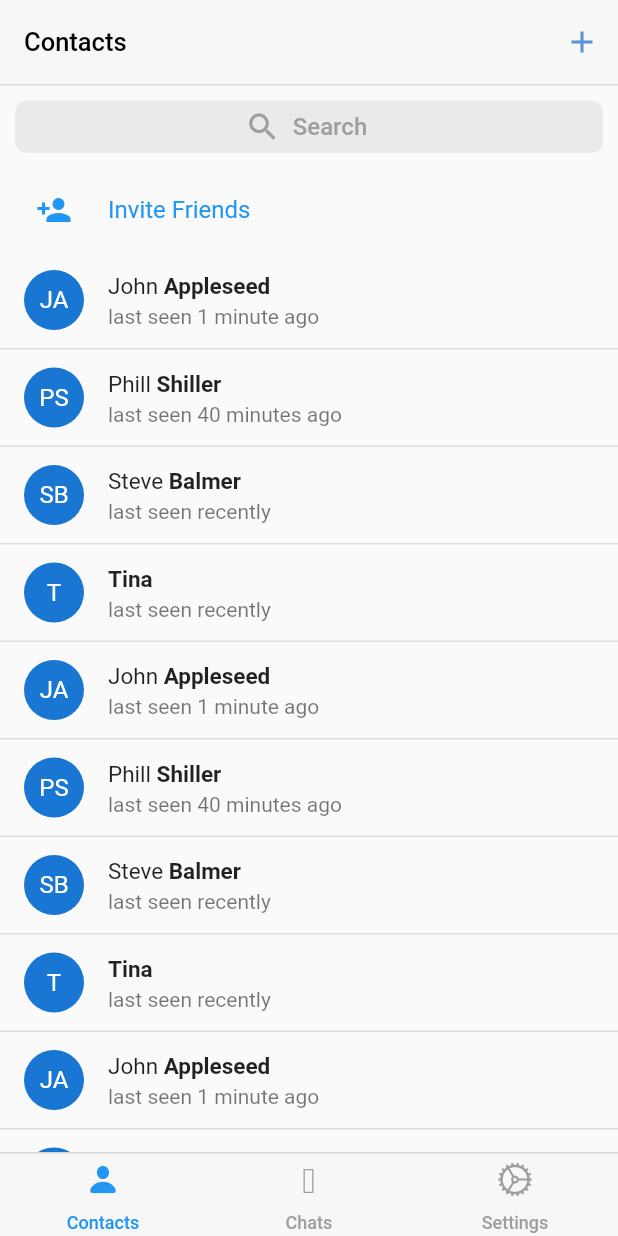
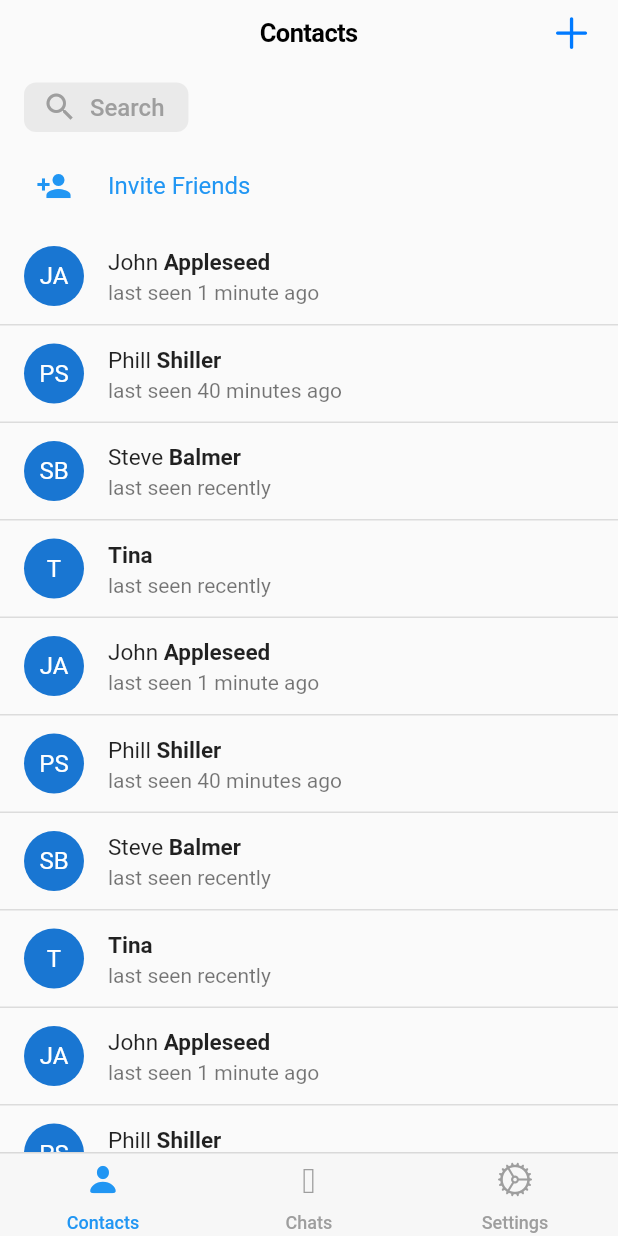
Before and after one commit to abritov/flutter-example-telegram-app, a Flutter app: the screen it shows after launch, on a phone screen of 412 x 824 dp. Run offline on Flutter 3.47's test engine with Material 2 defaults, Android fonts, the phone set to English and light mode, and no system bars.

Commit message:
fix(ui): ContactPage -> Cupertino

```diff
--- a/lib/widgets/contact.dart
+++ b/lib/widgets/contact.dart
@@ -1,3 +1,4 @@
+import 'package:flutter/cupertino.dart';
 import 'package:flutter/material.dart';
 import 'package:flutter/widgets.dart';
 import 'package:my_ui_example_1/models/contact.dart';
@@ -41,34 +42,19 @@ class ContactsPage extends StatelessWidget {
 
   @override
   Widget build(BuildContext context) {
-    return CustomScrollView(
+    return CupertinoPageScaffold(
+      child: CustomScrollView(
         slivers: [
-        SliverAppBar(
-            pinned: true,
-            backgroundColor: Color(0xf7f7f7f7),
-            title: Text('Contacts',
-                style: TextStyle(color: Colors.black, fontSize: 17.0)),
-            actions: [
-              IconButton(
-                icon: Icon(Icons.add),
-                color: Color(0xFF5E92D7),
-                splashColor: Colors.transparent,
-                highlightColor: Colors.transparent,
-                onPressed: () {},
+          CupertinoSliverNavigationBar(
+            middle: Text("Contacts"),
+            largeTitle: SearchBoxWidget(),
+            trailing: IconTheme(
+                data: IconThemeData(
+                    color: CupertinoColors.activeBlue, size: 30.0),
+                child: Icon(CupertinoIcons.add)),
           ),
-            ],
-            bottom: PreferredSize(
-              preferredSize: Size(1.0, 1.0),
-              child: Container(
-                  decoration: BoxDecoration(
-                      border: Border(
-                          bottom: BorderSide(
-                              width: 1.0,
-                              color: Theme.of(context).dividerColor)))),
-            )),
           SliverList(
             delegate: SliverChildListDelegate([
-            SearchBoxWidget(),
               ListTile(
                   leading: Padding(
                       padding: EdgeInsets.only(left: 8.0),
@@ -87,12 +73,14 @@ class ContactsPage extends StatelessWidget {
                     shape: BoxShape.rectangle,
                     border: Border(
                         bottom: BorderSide(
-                          width: 1.0, color: Theme.of(context).dividerColor))),
+                            width: 1.0,
+                            color: Theme.of(context).dividerColor))),
                 child: ContactWidget(contacts[index], true),
               );
             }, childCount: contacts.length),
           ),
         ],
+      ),
     );
   }
 }
--- a/lib/widgets/search.dart
+++ b/lib/widgets/search.dart
@@ -9,8 +9,8 @@ class SearchBoxWidget extends StatelessWidget {
   @override
   Widget build(BuildContext context) {
     return Container(
-        height: 35.0,
-        margin: EdgeInsets.all(10.0),
+        height: 33.0,
+        margin: EdgeInsets.only(right: 13.0),
         decoration: BoxDecoration(
             color: Color(0xe9e9e9e9),
             borderRadius: BorderRadius.all(Radius.circular(8.0))),
```
Lines whose indentation alone changed are shown as unchanged.
